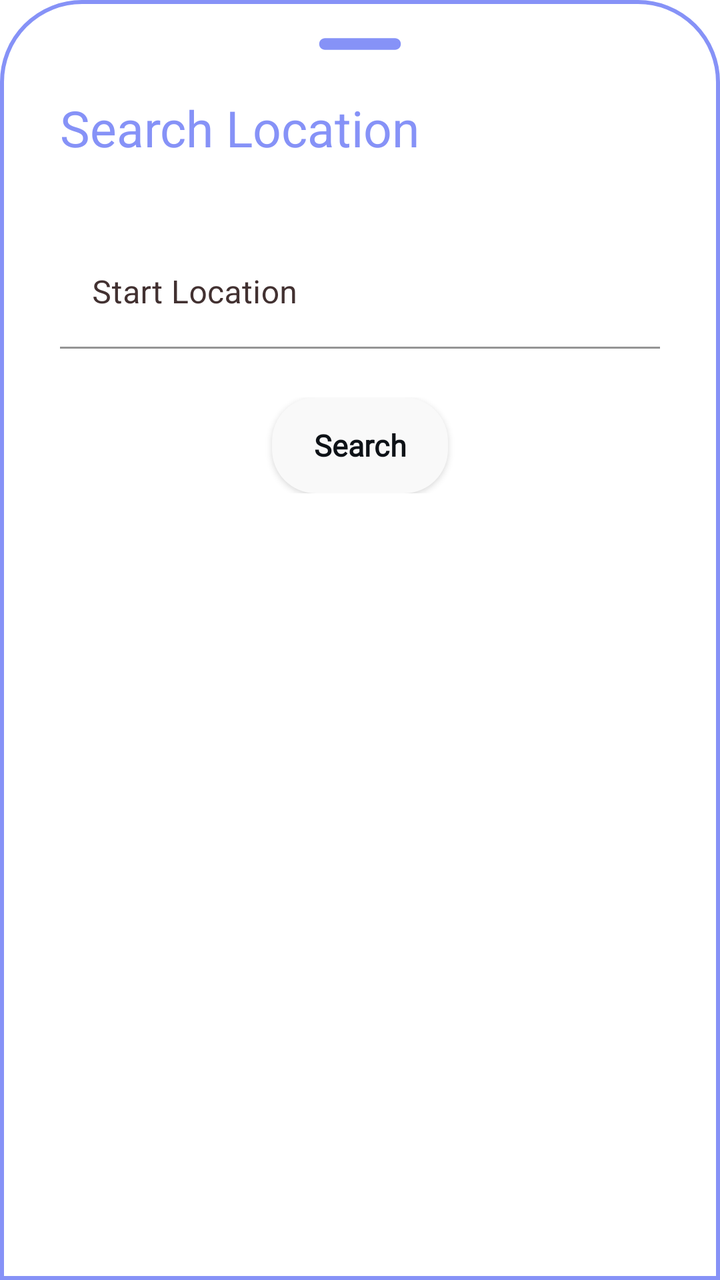
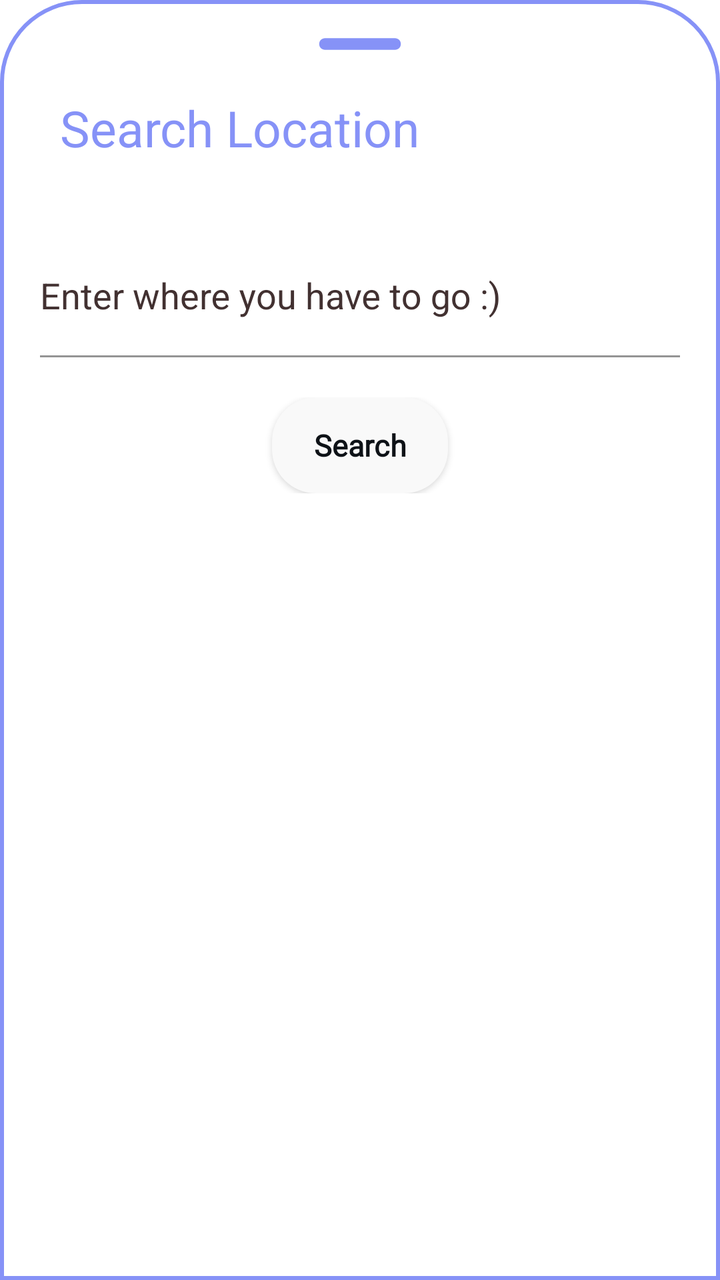

The first picture is an Android layout as it rendered before a commit; the second is the same layout after the commit. The layout source and the unified diff follow.
<!-- AndroidManifest.xml: application theme Theme.MyApp -->
<!-- res/layout/bottomsheetlayout.xml -->
<?xml version="1.0" encoding="utf-8"?>
<LinearLayout xmlns:android="http://schemas.android.com/apk/res/android"
    xmlns:app="http://schemas.android.com/apk/res-auto"
    xmlns:tools="http://schemas.android.com/tools"
    android:orientation="vertical"
    android:layout_width="match_parent"
    android:layout_height="match_parent"
    android:background="@drawable/dialogbg">

    <ImageView
        android:layout_width="70dp"
        android:layout_height="wrap_content"
        android:src="@drawable/ic_round_remove_24"
        android:layout_gravity="center|top"
        android:scaleType="centerCrop"/>

    <LinearLayout
        android:layout_width="match_parent"
        android:layout_height="wrap_content"
        android:orientation="horizontal">

        <TextView
            android:id="@+id/createText"
            android:layout_width="wrap_content"
            android:layout_height="wrap_content"
            android:textAlignment="viewStart"
            android:text="Search Location"
            android:padding="8dp"
            android:textColor="@color/lavender"
            android:layout_marginStart="12dp"
            android:layout_marginTop="5dp"
            android:textSize="25dp" />

        <ImageView
            android:layout_width="wrap_content"
            android:layout_height="wrap_content"
            android:src="@drawable/ic_baseline_clear_24"
            android:layout_marginLeft="250dp"
            android:layout_marginTop="8dp"
            android:id="@+id/cancelButton"/>

    </LinearLayout>


    <LinearLayout
        android:id="@+id/layoutVideo"
        android:orientation="horizontal"
        android:layout_width="match_parent"
        android:layout_height="wrap_content"
        android:layout_marginTop="10dp"
        android:padding="10dp">

        <com.google.android.material.textfield.TextInputLayout
            android:id="@+id/start_loc"
            style="@style/Widget.MaterialComponents.TextInputLayout.FilledBox"
            android:layout_width="match_parent"
            android:layout_height="60dp"
            android:layout_marginTop="10dp"

            android:hint="Start Location"
            android:textColorHint="@color/gray_800"

            app:boxBackgroundColor="@color/white"
            app:boxStrokeColor="#0B0A0A"
            app:hintTextColor="#070707"
            >

            <com.google.android.material.textfield.TextInputEditText
                android:id="@+id/SearchDest"
                android:layout_width="match_parent"
                android:layout_height="wrap_content"
                android:layout_marginLeft="10dp"
                android:layout_marginRight="10dp"
                android:inputType="text"
                android:textColor="@color/black" />
        </com.google.android.material.textfield.TextInputLayout>

    </LinearLayout>



    <LinearLayout
        android:id="@+id/layoutLive"
        android:orientation="horizontal"
        android:layout_width="match_parent"
        android:layout_height="wrap_content"
        android:paddingLeft="10dp"
        android:paddingRight="10dp"
        android:gravity="center_horizontal"
        android:paddingTop="10dp"
        android:paddingBottom="30dp">


        <androidx.appcompat.widget.AppCompatButton
            android:id="@+id/tripSearchButton"
            style="@style/btnSolidRoundedSmallTxt"
            android:layout_width="wrap_content"
            android:layout_height="wrap_content"
            android:ellipsize="end"
            android:gravity="center"
            android:paddingStart="5dp"
            android:paddingTop="5dp"
            android:paddingEnd="5dp"
            android:paddingBottom="5dp"
            android:singleLine="true"
            android:text="Search"
            android:textAllCaps="false"
            tools:layout_conversion_absoluteHeight="50dp"
            tools:layout_conversion_absoluteWidth="88dp"
            tools:layout_editor_absoluteX="54dp"
            tools:layout_editor_absoluteY="293dp" />

    </LinearLayout>

</LinearLayout>
<!-- resources referenced by this layout -->
<resources>
  <color name="black">#FF000000</color>
  <color name="gray_800">#423131</color>
  <color name="lavender">#8692f7</color>
  <color name="white">#FFFFFFFF</color>
  <!-- drawable dialogbg (drawable) -->
  <?xml version="1.0" encoding="utf-8"?>
  <shape xmlns:android="http://schemas.android.com/apk/res/android">
  
      <solid
          android:color="@color/white"/>
  
      <corners
          android:topLeftRadius="40dp"
          android:topRightRadius="40dp" />
      <padding
          android:left="10dp"
          android:right="10dp"
          android:top="10dp"
          android:bottom="10dp"/>
  
      <stroke
          android:width="2dp"
          android:color="@color/lavender"/>
  
  </shape>
  <!-- drawable ic_baseline_clear_24 (drawable) -->
  <vector android:height="24dp" android:tint="#8692F7"
      android:viewportHeight="24" android:viewportWidth="24"
      android:width="24dp" xmlns:android="http://schemas.android.com/apk/res/android">
      <path android:fillColor="@android:color/white" android:pathData="M19,6.41L17.59,5 12,10.59 6.41,5 5,6.41 10.59,12 5,17.59 6.41,19 12,13.41 17.59,19 19,17.59 13.41,12z"/>
  </vector>
  <!-- drawable ic_round_remove_24 (drawable) -->
  <vector android:height="24dp" android:tint="#8692F7"
      android:viewportHeight="24" android:viewportWidth="24"
      android:width="24dp" xmlns:android="http://schemas.android.com/apk/res/android">
      <path android:fillColor="@android:color/white" android:pathData="M18,13H6c-0.55,0 -1,-0.45 -1,-1s0.45,-1 1,-1h12c0.55,0 1,0.45 1,1s-0.45,1 -1,1z"/>
  </vector>
  <style name="btnSolidRoundedSmallTxt">
          <item name="android:textSize">15sp</item>
          <item name="android:textColor">@color/gray_901</item>
          <item name="android:fontFamily">@font/montserrat</item>
          <item name="android:textFontWeight" tools:targetApi="p">700</item>
          <item name="android:background">@drawable/rectangle_bg_gray_50_radius_24</item>
      </style>
  <style name="Theme.MyApp" parent="Theme.MaterialComponents.DayNight.NoActionBar">
          
          <item name="colorPrimary">@color/purple_500</item>
          <item name="colorPrimaryVariant">@color/purple_700</item>
          <item name="colorOnPrimary">@color/white</item>
          
          <item name="colorSecondary">@color/teal_200</item>
          <item name="colorSecondaryVariant">@color/teal_700</item>
          <item name="colorOnSecondary">@color/black</item>
          
          <item name="android:statusBarColor" tools:targetApi="l">?attr/colorPrimaryVariant</item>
          
      </style>
  <color name="gray_901">#0e1217</color>
  <!-- drawable rectangle_bg_gray_50_radius_24 (drawable) -->
  <?xml version="1.0" encoding="UTF-8"?>
  <shape android:shape="rectangle" xmlns:android="http://schemas.android.com/apk/res/android">
      <solid android:color="@color/gray_50"/>
      <corners android:radius="@dimen/_24pxh"/>
  </shape>
  <color name="purple_500">#FF6200EE</color>
  <color name="purple_700">#FF3700B3</color>
  <color name="teal_200">#FF03DAC5</color>
  <color name="teal_700">#FF018786</color>
  <color name="gray_50">#f9f9f9</color>
  <dimen name="_24pxh">24.0dp</dimen>
</resources>

<!-- the commit's change to res/layout/bottomsheetlayout.xml (unified diff, before → after) -->
@@ -46,34 +46,48 @@
         android:id="@+id/layoutVideo"
         android:orientation="horizontal"
         android:layout_width="match_parent"
-        android:layout_height="wrap_content"
+        android:layout_height="90dp"
         android:layout_marginTop="10dp"
         android:padding="10dp">
 
-        <com.google.android.material.textfield.TextInputLayout
-            android:id="@+id/start_loc"
-            style="@style/Widget.MaterialComponents.TextInputLayout.FilledBox"
+        <androidx.constraintlayout.widget.ConstraintLayout
+            android:id="@+id/relativeLayout"
             android:layout_width="match_parent"
-            android:layout_height="60dp"
-            android:layout_marginTop="10dp"
+            android:layout_height="match_parent"
 
-            android:hint="Start Location"
-            android:textColorHint="@color/gray_800"
 
-            app:boxBackgroundColor="@color/white"
-            app:boxStrokeColor="#0B0A0A"
-            app:hintTextColor="#070707"
             >
 
-            <com.google.android.material.textfield.TextInputEditText
-                android:id="@+id/SearchDest"
+            <com.google.android.material.textfield.TextInputLayout
+                android:id="@+id/loc_layout"
+                style="@style/Widget.MaterialComponents.TextInputLayout.FilledBox.Dense"
                 android:layout_width="match_parent"
-                android:layout_height="wrap_content"
-                android:layout_marginLeft="10dp"
-                android:layout_marginRight="10dp"
-                android:inputType="text"
-                android:textColor="@color/black" />
-        </com.google.android.material.textfield.TextInputLayout>
+                android:layout_height="match_parent"
+                android:layout_marginTop="10dp"
+                android:textColorHint="@color/gray_800"
+                app:boxBackgroundColor="@color/white"
+                app:boxStrokeColor="#0B0A0A"
+                app:hintTextColor="#070707"
+                app:layout_constraintBottom_toBottomOf="parent"
+                app:layout_constraintEnd_toEndOf="parent"
+                app:layout_constraintHorizontal_bias="0.5"
+                app:layout_constraintStart_toStartOf="parent"
+                app:layout_constraintTop_toTopOf="parent"
+                app:layout_constraintVertical_bias="0.5">
+
+                <AutoCompleteTextView
+                    android:id="@+id/autocomplete"
+                    android:textColor="@color/gray_500"
+                    android:textColorHint="@color/gray_500"
+                    android:hint="Enter where you have to go :)"
+                    android:layout_width="match_parent"
+                    android:layout_height="match_parent"
+                    android:background="@color/cardview_light_background"
+
+                />
+            </com.google.android.material.textfield.TextInputLayout>
+
+        </androidx.constraintlayout.widget.ConstraintLayout>
 
     </LinearLayout>
 
<!-- resource entries referenced after the edit -->
@@ -1,5 +1,6 @@
 <!-- resources referenced by this layout -->
 <resources>
+  <color name="gray_500">#959595</color>
   <color name="black">#FF000000</color>
   <color name="gray_800">#423131</color>
   <color name="lavender">#8692f7</color>
